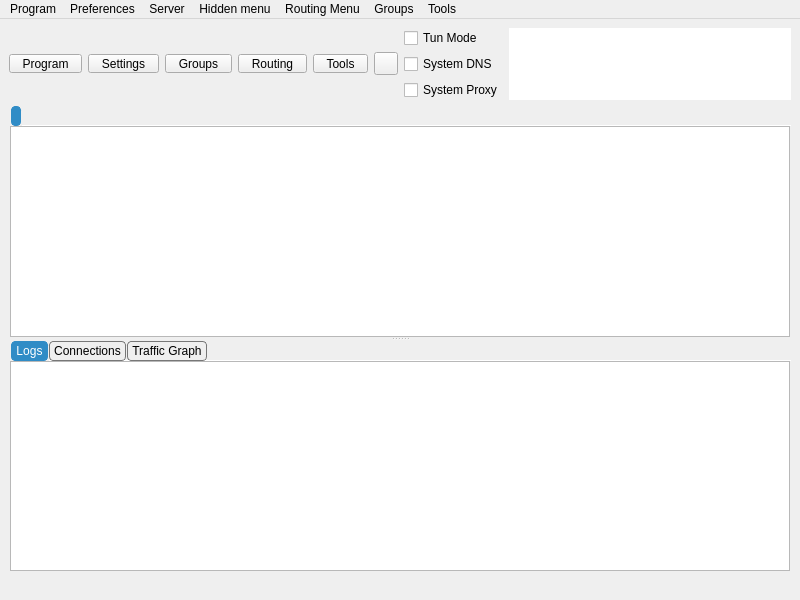
The window that include/ui/mainwindow.ui (throneproj/Throne) describes before a commit, drawn with Qt 5.
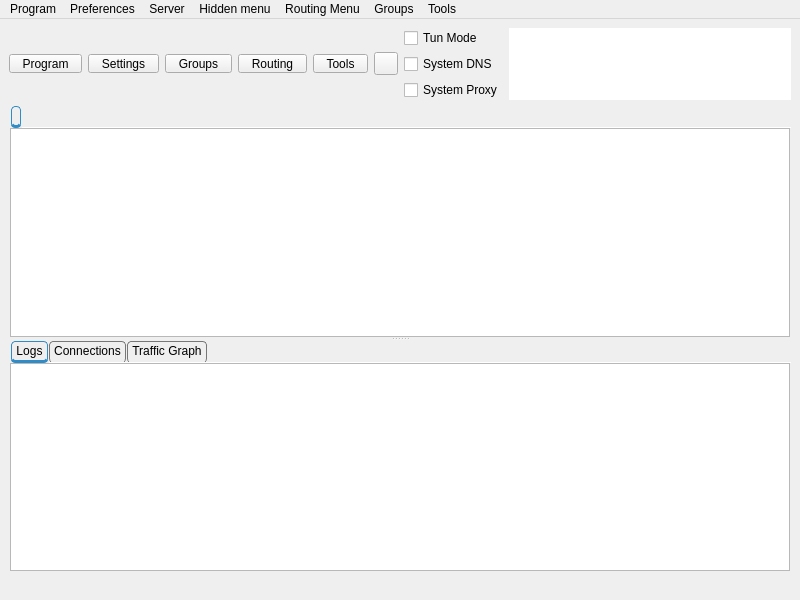
The same window after the commit. Icons and pictures are not drawn. Custom widgets are drawn as their Qt base class.

Commit message:
Mark the active tab with a thicker bottom edge instead of a fill
Filling the selected tab with palette(highlight) follows the OS accent on
the System, Fusion and windows11 themes, which is the wrong color when the
accent does not match the theme. Keep the edge approach and make it
visible instead: the selected tab gets a 3px bottom edge in the same
highlight color the 1px border already uses, and the unselected tabs get
a transparent one so every tab keeps the same height.

```diff
--- a/include/ui/mainwindow.ui
+++ b/include/ui/mainwindow.ui
@@ -401,6 +401,7 @@
 
 QTabBar::tab {
     border: 1px solid #777777;
+    border-bottom: 3px solid transparent;
 
     border-radius: 4px;
     padding: 2px 4px;
@@ -409,8 +410,7 @@
 
 QTabBar::tab:selected {
     border: 1px solid palette(highlight);
-    background: palette(highlight);
-    color: palette(highlighted-text);
+    border-bottom: 3px solid palette(highlight);
 }</string>
        </property>
        <property name="currentIndex">
@@ -516,6 +516,7 @@
 
 QTabBar::tab {
     border: 1px solid #777777;
+    border-bottom: 3px solid transparent;
 
     border-radius: 4px;
     padding: 2px 4px;
@@ -524,8 +525,7 @@
 
 QTabBar::tab:selected {
     border: 1px solid palette(highlight);
-    background: palette(highlight);
-    color: palette(highlighted-text);
+    border-bottom: 3px solid palette(highlight);
 }</string>
              </property>
              <property name="tabPosition">
```
The commit also changes 6 other files.
